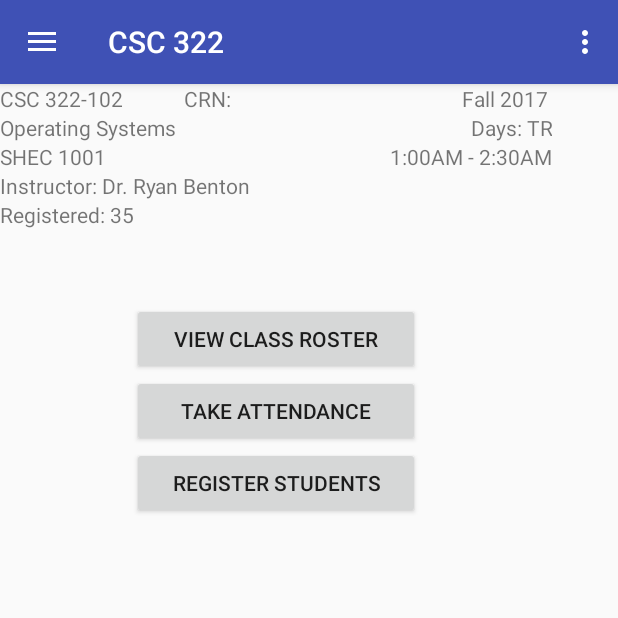
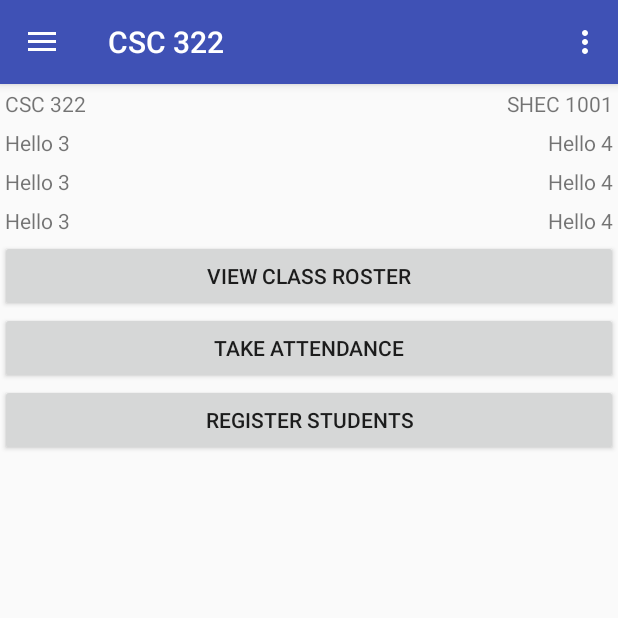
Before and after one commit to rcc1622/BluetoothAttendee, an Android app: the screen it shows after launch (MainActivity), after a tap on an icon or button, on a phone screen of 412 x 824 dp, the top half of it. Run offline under Robolectric (Android 15) with nearby library versions, the phone set to English and light mode, and no system bars.

Commit message:
Revert "Feat detailed class"

```diff
--- a/app/src/main/java/com/csc_331_jagwares/bluetoothattendee/ClassFragment.java
+++ b/app/src/main/java/com/csc_331_jagwares/bluetoothattendee/ClassFragment.java
@@ -42,24 +42,10 @@ public class ClassFragment extends Fragment implements View.OnClickListener {
 
         TextView tvClassName = view.findViewById(R.id.tvClassName);
         TextView tvClassLocation = view.findViewById(R.id.tvClassLocation);
-        TextView tvClassTitle = view.findViewById(R.id.tvClassTitle);
-        TextView tvClassDays = view.findViewById(R.id.tvClassDays);
-        TextView tvClassTime= view.findViewById(R.id.tvClassTime);
-        TextView tvClassProfName= view.findViewById(R.id.tvClassProfName);
-        TextView tvClassCRN= view.findViewById(R.id.tvClassCRN);
-        TextView tvClassSemester= view.findViewById(R.id.tvClassSemester);
-        TextView tvClassNumStudents = view.findViewById(R.id.tvClassNumStudents);
 
         if (classEntry != null) {
-            tvClassName.setText(classEntry.getName()+ "-" + classEntry.getSection());
+            tvClassName.setText(classEntry.getName());
             tvClassLocation.setText(classEntry.getLocation());
-            tvClassTime.setText (classEntry.getTime());
-            tvClassDays.setText ("Days: " + classEntry.getDays());
-            tvClassTitle.setText (classEntry.getTitle());
-            tvClassProfName.setText ("Instructor: " + "Dr. Ryan Benton");
-            tvClassCRN.setText ("CRN: ");
-            tvClassSemester.setText ("Fall 2017 ");
-            tvClassNumStudents.setText ("Registered: " + "35");
         }
 
         // Buttons.
--- a/app/src/main/res/layout/content_main.xml
+++ b/app/src/main/res/layout/content_main.xml
@@ -10,11 +10,9 @@
 
     <!-- This is the container Frame Layout for all of the fragments-->
     <FrameLayout
-        android:layout_width="368dp"
-        android:layout_height="495dp"
-        android:id="@+id/mainLayout"
-        tools:layout_editor_absoluteY="8dp"
-        tools:layout_editor_absoluteX="8dp">
+        android:layout_width="match_parent"
+        android:layout_height="match_parent"
+        android:id="@+id/mainLayout">
     </FrameLayout>
 
 </android.support.constraint.ConstraintLayout>
--- a/app/src/main/res/layout/fragment_class.xml
+++ b/app/src/main/res/layout/fragment_class.xml
@@ -1,4 +1,4 @@
-<RelativeLayout xmlns:android="http://schemas.android.com/apk/res/android"
+<LinearLayout xmlns:android="http://schemas.android.com/apk/res/android"
     xmlns:tools="http://schemas.android.com/tools"
     android:layout_width="match_parent"
     android:layout_height="wrap_content"
@@ -8,140 +8,76 @@
     <TableLayout xmlns:android="http://schemas.android.com/apk/res/android"
         android:layout_width="match_parent"
         android:layout_height="match_parent"
-        android:stretchColumns="0,1"
-        android:id="@+id/tableLayout"
-        android:layout_alignParentTop="true"
-        android:layout_alignParentLeft="true"
-        android:layout_alignParentStart="true">
-        <TableRow
-            android:layout_height="wrap_content"
-            android:layout_width="fill_parent">
+        android:stretchColumns="1">
+        <TableRow>
             <TextView
                 android:id="@+id/tvClassName"
-                android:layout_width="0dp"
-                android:layout_height="wrap_content"
-                android:layout_column="0"
-                android:layout_weight="1"
-                android:text="" />
-
-            <TextView
-                android:id="@+id/tvClassCRN"
-                android:layout_width="0dp"
-                android:layout_height="wrap_content"
-                android:layout_column="0"
-                android:layout_weight="1"
-                android:text="35448" />
-
-            <TextView
-                android:id="@+id/tvClassSemester"
-                android:layout_width="0dp"
-                android:layout_height="wrap_content"
-                android:layout_column="0"
-                android:layout_weight="1"
-                android:gravity="right"
-                android:text="Fall 2016" />
-
-        </TableRow>
-
-        <TableRow
-            android:layout_height="wrap_content"
-            android:layout_width="fill_parent">
-            <TextView
-                android:id="@+id/tvClassTitle"
-                android:layout_width="0dp"
-                android:layout_height="wrap_content"
-                android:layout_column="0"
-                android:layout_weight="1"
-                android:lines="1"
-                android:ellipsize="end"
-                android:text="" />
-            <TextView
-                android:id="@+id/tvClassDays"
-                android:layout_width="0dp"
-                android:layout_height="wrap_content"
-                android:layout_column="1"
-                android:layout_weight="1"
-                android:gravity="right"
-                android:text="" />
-        </TableRow>
-
-        <TableRow
-            android:layout_height="wrap_content"
-            android:layout_width="fill_parent">
+                android:text="Hello"
+                android:padding="3dip" />
             <TextView
                 android:id="@+id/tvClassLocation"
-                android:layout_width="0dp"
-                android:layout_height="wrap_content"
-                android:layout_column="0"
-                android:layout_weight="1"
-                android:text="" />
-            <TextView
-                android:id="@+id/tvClassTime"
-                android:layout_width="0dp"
-                android:layout_height="wrap_content"
-                android:layout_column="1"
-                android:layout_weight="1"
+                android:text="Hello 2"
                 android:gravity="right"
-                android:text="" />
+                android:padding="3dip" />
         </TableRow>
 
         <TableRow>
             <TextView
-                android:id="@+id/tvClassProfName"
-                android:text="Ryan Benton"
-                android:layout_width="fill_parent"
-                android:layout_height="fill_parent"
-                android:layout_column="0"
-                android:layout_span="2"/>
+                android:text="Hello 3"
+                android:padding="3dip" />
+            <TextView
+                android:text="Hello 4"
+                android:gravity="right"
+                android:padding="3dip" />
         </TableRow>
 
         <TableRow>
             <TextView
-                android:id="@+id/tvClassNumStudents"
-                android:text="Registered: 35"
-                android:layout_width="fill_parent"
-                android:layout_height="fill_parent"
-                android:layout_column="0"
-                android:layout_span="2" />
+                android:text="Hello 3"
+                android:padding="3dip" />
+            <TextView
+                android:text="Hello 4"
+                android:gravity="right"
+                android:padding="3dip" />
+        </TableRow>
+
+        <TableRow>
+            <TextView
+                android:text="Hello 3"
+                android:padding="3dip" />
+            <TextView
+                android:text="Hello 4"
+                android:gravity="right"
+                android:padding="3dip" />
         </TableRow>
     </TableLayout>
 
     <LinearLayout
         android:layout_width="match_parent"
         android:layout_height="wrap_content"
-        android:orientation="vertical"
-        android:id="@+id/linearLayout">
+        android:orientation="vertical">
+
+        <Button
+            android:id="@+id/rosterBtn"
+            android:onClick="onClick"
+            android:layout_width="match_parent"
+            android:layout_height="wrap_content"
+            android:text="View Class Roster" />
+
+        <Button
+            android:id="@+id/attendanceBtn"
+            android:onClick="onClickBtn"
+            android:layout_width="match_parent"
+            android:layout_height="wrap_content"
+            android:text="Take Attendance" />
+
+        <Button
+            android:id="@+id/registerBtn"
+            android:onClick="onClick"
+            android:layout_width="match_parent"
+            android:layout_height="wrap_content"
+            android:text="Register Students" />
 
     </LinearLayout>
 
-    <Button
-        android:id="@+id/registerBtn"
-        android:layout_width="@android:dimen/thumbnail_width"
-        android:layout_height="wrap_content"
-        android:onClick="onClick"
-        android:text="Register Students"
-        android:layout_below="@+id/attendanceBtn"
-        android:layout_centerHorizontal="true" />
-
-    <Button
-        android:id="@+id/attendanceBtn"
-        android:layout_width="@android:dimen/thumbnail_width"
-        android:layout_height="wrap_content"
-        android:onClick="onClickBtn"
-        android:text="Take Attendance"
-        android:layout_below="@+id/rosterBtn"
-        android:layout_alignLeft="@+id/registerBtn"
-        android:layout_alignStart="@+id/registerBtn" />
-
-    <Button
-        android:id="@+id/rosterBtn"
-        android:layout_width="@android:dimen/thumbnail_width"
-        android:layout_height="wrap_content"
-        android:onClick="onClick"
-        android:text="View Class Roster"
-        android:layout_alignTop="@+id/tableLayout"
-        android:layout_alignLeft="@+id/attendanceBtn"
-        android:layout_alignStart="@+id/attendanceBtn"
-        android:layout_marginTop="146dp" />
-
-</RelativeLayout>
+</LinearLayout>
```
